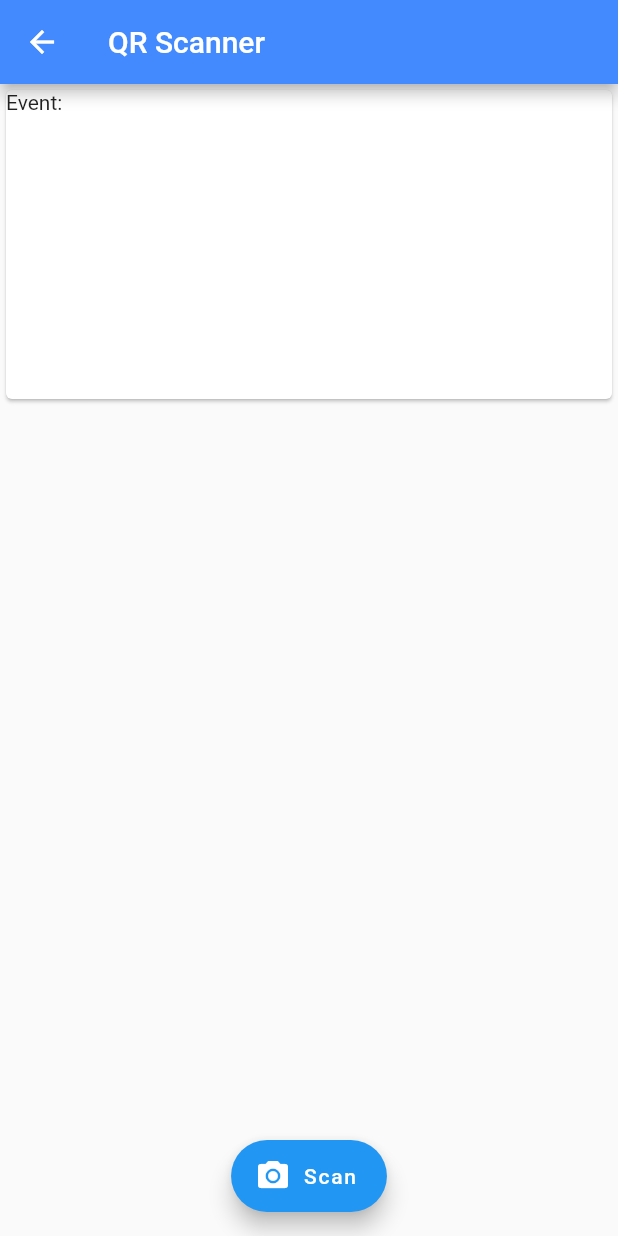
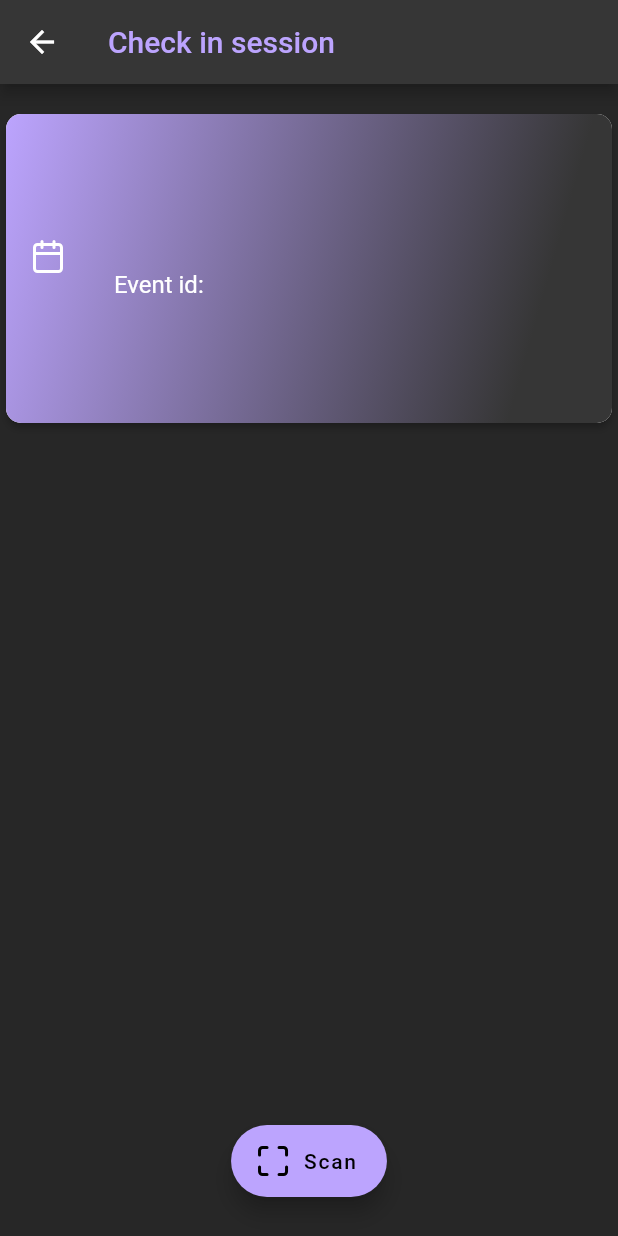
Before and after one commit to hueindahaus/cwa_check_in, a Flutter app: the ScanPage screen opened directly with empty values, after a tap on "Scan", on a phone screen of 412 x 824 dp. Run offline on Flutter 3.47's test engine with Material 2 defaults, Android fonts, the phone set to English and light mode, and no system bars; our stand-ins replace feather_icons_flutter, progress_dialog; missing offline and left inert: barcode_scan; network calls fail.

Commit message:
big gui changes

```diff
--- a/cwa_check_in/lib/main.dart
+++ b/cwa_check_in/lib/main.dart
@@ -7,6 +7,7 @@ import 'package:http/http.dart' as http;
 import 'ticket.dart';
 import 'event.dart';
 import 'package:progress_dialog/progress_dialog.dart';
+import 'package:feather_icons_flutter/feather_icons_flutter.dart';
 
 void main() => runApp(MyApp());
 
@@ -56,11 +57,22 @@ class EventPageState extends State<EventPage>{
   @override
   Widget build(BuildContext context) {
     return Scaffold(
+      backgroundColor: Color(0xFF272727),
       appBar: AppBar(
-        title: Text("Choose event to check in"),
-
+        title: Text("CWA", style: TextStyle(color: Color(0xFFBCA4FE)),),
+        backgroundColor: Color(0xFF363636)
       ),
-      body: FutureBuilder(
+      body: Column(
+        children: <Widget>[
+          Padding(
+            padding: EdgeInsets.only(top:16,bottom: 10),
+              child: Text("Choose event for check-in",
+                style: TextStyle(color: Colors.white, fontSize: 16,),
+                textAlign: TextAlign.left,
+              )
+          ),
+          Expanded(
+            child: FutureBuilder(
               future: getEventsFromServer(),
               builder: (context,snapshot){
                 if(snapshot.hasData){
@@ -68,18 +80,22 @@ class EventPageState extends State<EventPage>{
                       itemCount: snapshot.data.length,
                       itemBuilder: (context, index){
                         return Card(
+                          elevation: 2,
+                          color: Color(0xFF363636),
                           child: ListTile(
-                      onTap: (){
-                        Navigator.push(context ,MaterialPageRoute(builder: (context) => ScanPage(event: snapshot.data[index])));
-                        },
-                      title: Text(snapshot.data[index].id),
+                            onTap: ( () => Navigator.push(context ,MaterialPageRoute(builder: (context) => ScanPage(event: snapshot.data[index])))),
+                            title: Text(snapshot.data[index].title, style: TextStyle(color: Color(0xFFFFFFFF)),),
                           ),
                         );
                       }
-            );} else {
+                  );
+                } else {
                   return Center(child: Column(children: [CircularProgressIndicator(), Text("If loading takes too long: server issues when getting event information")]));
                 }
-        },)
+                },),
+          ),
+        ],
+      )
     );
   }
 }
@@ -136,9 +152,14 @@ class ScanPageState extends State<ScanPage> {
         isDismissible: false,
       );
 
-      SimpleDialog successDialog = SimpleDialog(backgroundColor: Colors.green,);
-
-      progressDialog.style(insetAnimCurve: Curves.elasticInOut, progressWidget: CircularProgressIndicator(valueColor: AlwaysStoppedAnimation<Color>(Colors.blueAccent)));
+      progressDialog.style(
+          insetAnimCurve: Curves.elasticInOut,
+          progressWidget: CircularProgressIndicator(
+              valueColor: AlwaysStoppedAnimation<Color>(Color(0xFFBCA4FE))
+          ),
+          backgroundColor: Color(0xFF363636),
+          messageTextStyle: TextStyle(color: Colors.white),
+      );
 
       try {
         ScanResult barcode = await BarcodeScanner.scan();
@@ -163,7 +184,7 @@ class ScanPageState extends State<ScanPage> {
                 //success feedback
                 object.scanned = true;
                 await progressDialog.hide();
-                setState(() => tickets.insert(0,object));
+                setState(() => addTicketToList(object));
               } else {
                 await progressDialog.hide();
                 alert(context, "Scan failed", "Failed to mark ticket as scanned in database or server offline");
@@ -205,16 +226,20 @@ class ScanPageState extends State<ScanPage> {
       context: context,
       builder: (BuildContext context) {
         return AlertDialog(
+          backgroundColor: Color(0xFF363636),
+          shape: RoundedRectangleBorder(
+            borderRadius: BorderRadius.circular(10),
+          ),
           title: Text(
               title,
               style: TextStyle(
-                  color: Colors.red.withOpacity(0.6)
+                  color: Color(0xFFFB6940)
               )
           ),
-          content: Text(message),
+          content: Text(message, style: TextStyle(color: Colors.white)),
           actions: <Widget>[
             FlatButton(
-              child: Text('Ok'),
+              child: Text('Ok', style: TextStyle(color: Colors.white),),
               onPressed: () {
                 Navigator.of(context).pop();
               },
@@ -238,7 +263,7 @@ class ScanPageState extends State<ScanPage> {
       List<dynamic> json_list = jsonDecode(response.body)['tickets'] as List<dynamic>;
       for(dynamic object in json_list){
         setState(() {
-          tickets.insert(0, Ticket.fromJson2(object));
+          addTicketToList(Ticket.fromJson2(object));
         });
       }
 
@@ -251,40 +276,96 @@ class ScanPageState extends State<ScanPage> {
   @override
   Widget build(BuildContext context) {
     return Scaffold(
+      backgroundColor: Color(0xFF272727),
       appBar: AppBar(
-        title: Text("QR Scanner"),
-        backgroundColor: Colors.blueAccent,
+        title: Text("Check in session", style: TextStyle(color: Color(0xFFBCA4FE))),
+        backgroundColor: Color(0xFF363636),
 
     ),
       body: Column(
         children: <Widget>[
-          Card(
+          Padding(
+            padding: const EdgeInsets.only(top: 16, bottom: 10),
+            child: Card(
+              elevation: 2,
+              shape: RoundedRectangleBorder(
+                borderRadius: BorderRadius.circular(10),
+              ),
               child: Container(
                   width: MediaQuery.of(context).size.width,
                   height: MediaQuery.of(context).size.height / 4,
-                child: Text("Event: " + currentEvent.id),
+                  decoration: BoxDecoration(gradient: LinearGradient(colors: [Color(0xFFbca4fe), Color(0xFF363636)], begin: Alignment.topLeft,
+                    end: Alignment(0.8, 0.0), ), borderRadius: BorderRadius.circular(10),),
+                child: Center(
+                  child: ListTile(
+                    leading: Icon(FeatherIcons.calendar, color: Colors.white,),
+                    onTap: (){},
+                    title: Text(
+                      currentEvent.title,
+                      style: TextStyle(color: Colors.white, fontSize: 24),
+                    ),
+                    subtitle: Text(
+                      "Event id: " + currentEvent.id,
+                      style: TextStyle(color: Colors.white, fontSize: 16),
+                    ),
+                  ),
+                )
+              ),
             ),
           ),
           Expanded(
-              child:ListView.builder(
-                  itemCount: tickets.length,
-                  itemBuilder: (context, index){
-                    return Card(
-                      child: ListTile(
-                        onTap: (){},
-                        title: Text(tickets[index].id),
-                      ),
-                    );
-                  })
+              child: AnimatedList(
+                key: key,
+                initialItemCount: tickets.length,
+                itemBuilder: (context, index, animation){
+                  return buildItem(animation, index);
+                }),
           )
         ],
       ),
-      floatingActionButton: FloatingActionButton.extended(
-        onPressed: scanBarcode,
-        icon: Icon(Icons.camera_alt),
-        label: Text("Scan"),
+      floatingActionButton: Padding(
+        padding: const EdgeInsets.only(bottom: 10),
+        child: FloatingActionButton.extended
+          (onPressed: scanBarcode,
+          label: Text("Scan",
+              style: TextStyle(color: Colors.black)
+          ),
+          icon: Icon(FeatherIcons.maximize, color: Colors.black,),
+          backgroundColor: Color(0xFFBCA4FE),),
       ),
       floatingActionButtonLocation: FloatingActionButtonLocation.centerFloat,
     );
+
   }
+
+
+
+
+  final GlobalKey<AnimatedListState> key = GlobalKey();
+
+  Widget buildItem(Animation animation, int index){   //itemBuilder för tickets
+
+    return SizeTransition(
+      sizeFactor: animation,
+        child: Card(
+        elevation: 2,
+        color: Color(0xFF363636),
+          child: ListTile(
+            title: Text(
+              tickets[index].id,
+              style: TextStyle(
+                  color: Color(0xFFFFFFFF)
+              ),
+            ),
+            leading: Icon(FeatherIcons.check, color: Colors.white,),
+          ),
+        )
+    );
   }
+
+  void addTicketToList(Ticket ticket){
+    tickets.insert(0, ticket);
+    key.currentState.insertItem(0);
+  }
+
+}
--- a/cwa_check_in/pubspec.yaml
+++ b/cwa_check_in/pubspec.yaml
@@ -33,6 +33,7 @@ dev_dependencies:
   barcode_scan: any
   http:
   progress_dialog:
+  feather_icons_flutter:
 # For information on the generic Dart part of this file, see the
 # following page: https://dart.dev/tools/pub/pubspec
 
```
Lines whose indentation alone changed are shown as unchanged.
